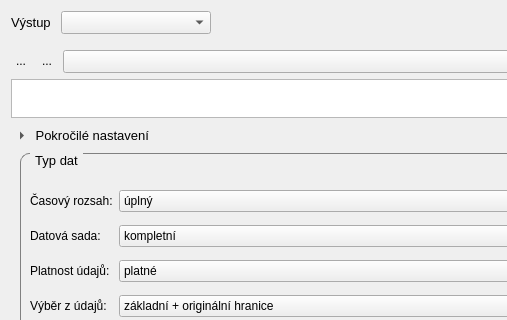
Qt form ui_MainApp.ui (ctu-geoforall-lab/qgis-ruian-plugin) before a commit; both pictures show x 0 to 507 and y 0 to 320 of the 613 by 493 pixel window.
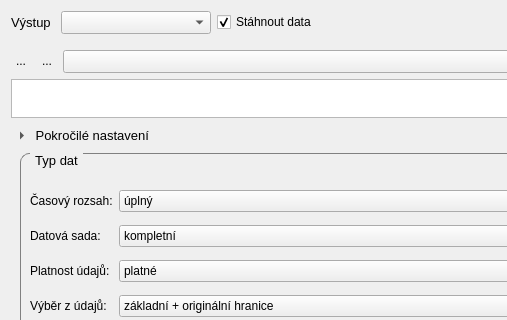
The same form after that commit. Icons and pictures are not drawn.

Patch:
```diff
--- a/ui_MainApp.ui
+++ b/ui_MainApp.ui
@@ -62,6 +62,25 @@
        </property>
       </widget>
      </item>
+     <item>
+      <widget class="QCheckBox" name="checkBox">
+       <property name="enabled">
+        <bool>true</bool>
+       </property>
+       <property name="tabletTracking">
+        <bool>false</bool>
+       </property>
+       <property name="autoFillBackground">
+        <bool>false</bool>
+       </property>
+       <property name="text">
+        <string>Stáhnout data</string>
+       </property>
+       <property name="checked">
+        <bool>true</bool>
+       </property>
+      </widget>
+     </item>
      <item>
       <widget class="QLabel" name="outputPath">
        <property name="sizePolicy">
```
